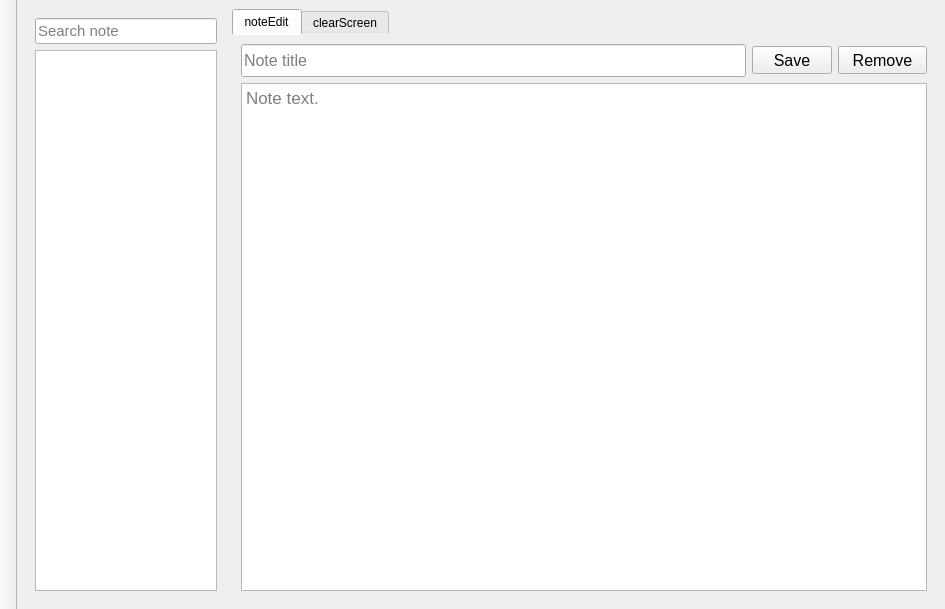
Old version of the form App/mainwindow.ui in the repository Artem535/Simple-Note.
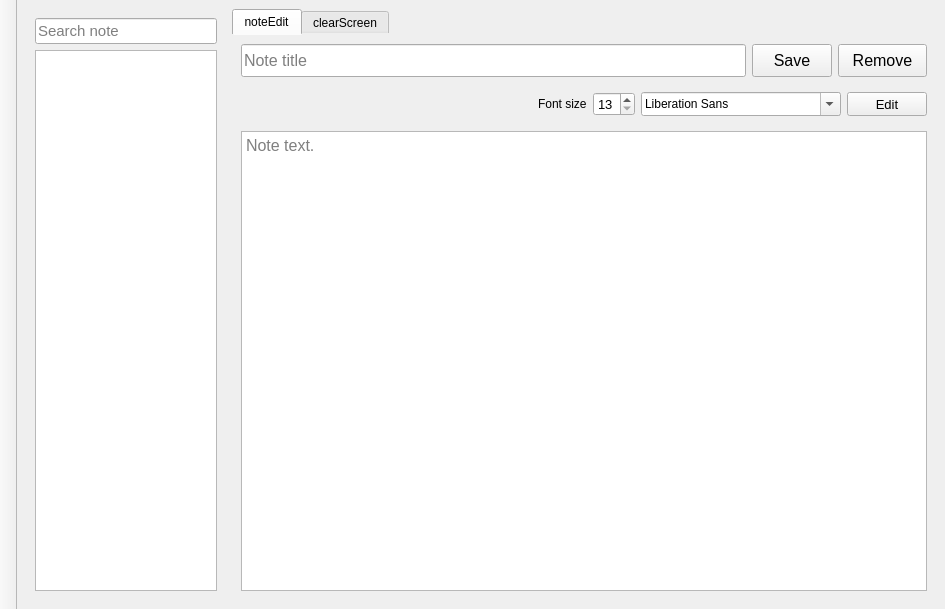
New version of the form. Icons and pictures are not drawn.

Diff of the .ui file:
```diff
--- a/App/mainwindow.ui
+++ b/App/mainwindow.ui
@@ -121,7 +121,7 @@
              <property name="minimumSize">
               <size>
                <width>80</width>
-               <height>28</height>
+               <height>33</height>
               </size>
              </property>
              <property name="font">
@@ -143,7 +143,7 @@
              <property name="minimumSize">
               <size>
                <width>89</width>
-               <height>28</height>
+               <height>33</height>
               </size>
              </property>
              <property name="font">
@@ -163,11 +163,119 @@
           </layout>
          </widget>
         </item>
+        <item>
+         <widget class="QWidget" name="widget_2" native="true">
+          <property name="maximumSize">
+           <size>
+            <width>16777215</width>
+            <height>42</height>
+           </size>
+          </property>
+          <layout class="QHBoxLayout" name="horizontalLayout_3">
+           <property name="leftMargin">
+            <number>0</number>
+           </property>
+           <property name="rightMargin">
+            <number>0</number>
+           </property>
+           <item>
+            <spacer name="horizontalSpacer">
+             <property name="orientation">
+              <enum>Qt::Horizontal</enum>
+             </property>
+             <property name="sizeHint" stdset="0">
+              <size>
+               <width>40</width>
+               <height>20</height>
+              </size>
+             </property>
+            </spacer>
+           </item>
+           <item>
+            <widget class="QLabel" name="label_2">
+             <property name="text">
+              <string>Font size</string>
+             </property>
+            </widget>
+           </item>
+           <item>
+            <widget class="QSpinBox" name="fontSizeBox">
+             <property name="minimumSize">
+              <size>
+               <width>0</width>
+               <height>24</height>
+              </size>
+             </property>
+             <property name="maximumSize">
+              <size>
+               <width>16777215</width>
+               <height>24</height>
+              </size>
+             </property>
+             <property name="font">
+              <font>
+               <pointsize>10</pointsize>
+              </font>
+             </property>
+             <property name="minimum">
+              <number>13</number>
+             </property>
+             <property name="value">
+              <number>13</number>
+             </property>
+            </widget>
+           </item>
+           <item>
+            <widget class="QFontComboBox" name="fontComboBox">
+             <property name="minimumSize">
+              <size>
+               <width>0</width>
+               <height>24</height>
+              </size>
+             </property>
+             <property name="maximumSize">
+              <size>
+               <width>200</width>
+               <height>24</height>
+              </size>
+             </property>
+            </widget>
+           </item>
+           <item>
+            <widget class="QPushButton" name="editButton">
+             <property name="minimumSize">
+              <size>
+               <width>0</width>
+               <height>24</height>
+              </size>
+             </property>
+             <property name="maximumSize">
+              <size>
+               <width>16777215</width>
+               <height>24</height>
+              </size>
+             </property>
+             <property name="font">
+              <font>
+               <pointsize>10</pointsize>
+              </font>
+             </property>
+             <property name="text">
+              <string>Edit</string>
+             </property>
+             <property name="checkable">
+              <bool>true</bool>
+             </property>
+            </widget>
+           </item>
+          </layout>
+         </widget>
+        </item>
         <item>
          <widget class="QTextEdit" name="textNote">
           <property name="font">
            <font>
-            <pointsize>13</pointsize>
+            <pointsize>12</pointsize>
            </font>
           </property>
           <property name="placeholderText">
```
Left out of the diff: 9 changed lines with no effect on the pictures.
